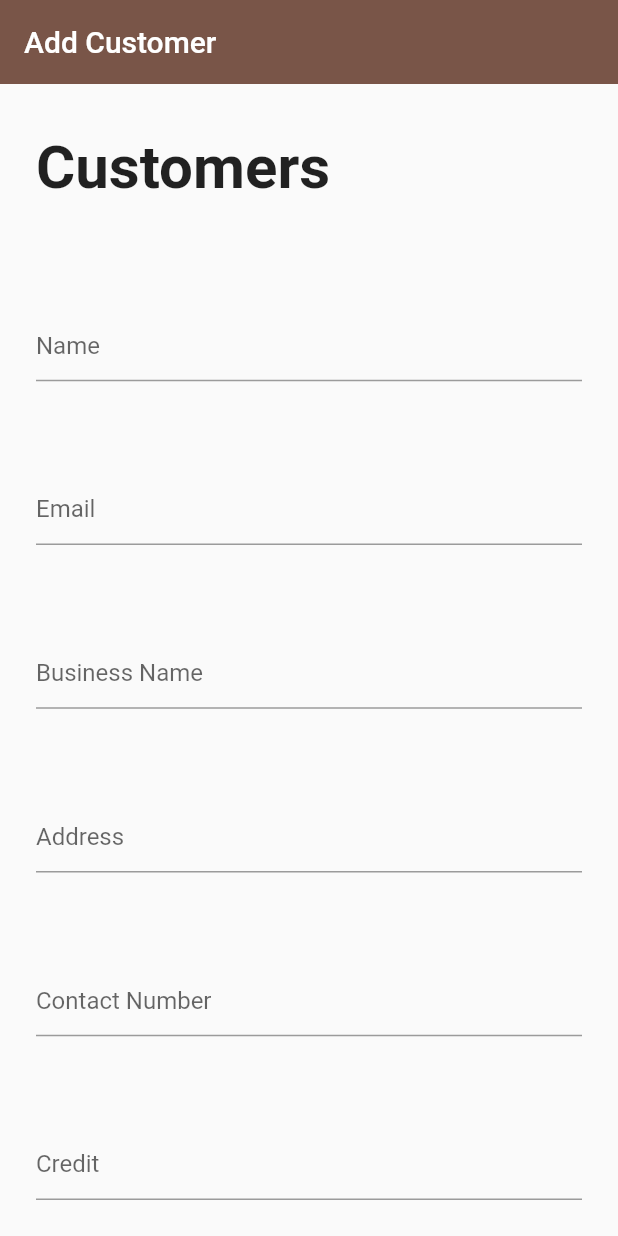
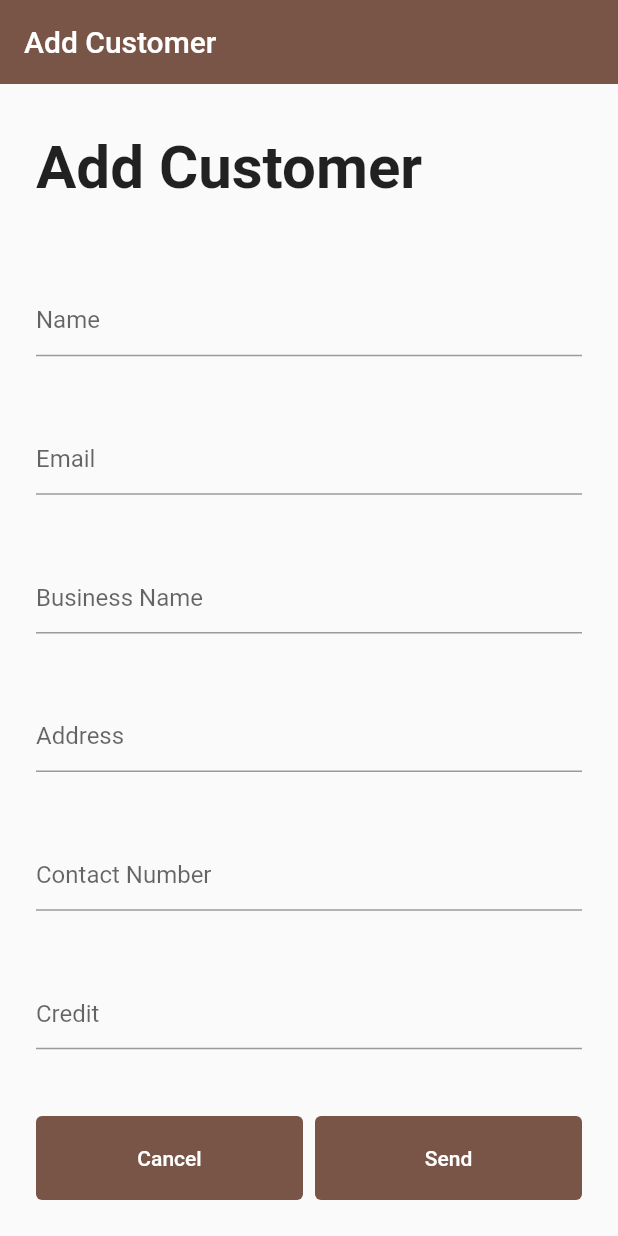
Before and after one commit to DininduChamikara/sp_mobile_app, a Flutter app: the AddCustomer screen opened by its route, on a phone screen of 412 x 824 dp. Run offline on Flutter 3.47's test engine with Material 2 defaults, Android fonts, the phone set to English and light mode, and no system bars; our stand-ins replace dio, font_awesome_flutter, go_router, google_fonts; network calls fail.

Commit message:
Add cusmoner page cancel button fixed

```diff
--- a/lib/screens/main/addCustomer.dart
+++ b/lib/screens/main/addCustomer.dart
@@ -1,6 +1,7 @@
 // ignore_for_file: unnecessary_const
 
 import 'package:flutter/material.dart';
+import 'package:go_router/go_router.dart';
 import 'package:sp_mobile_app/components/title.dart';
 
 class AddCustomer extends StatelessWidget {
@@ -10,15 +11,15 @@ class AddCustomer extends StatelessWidget {
   Widget build(BuildContext context) {
     return Scaffold(
       appBar: AppBar(elevation: 0, title: const Text("Add Customer")),
-      body: Padding(
+      body: Container(
         padding: const EdgeInsets.all(24),
         child: Column(
           crossAxisAlignment: CrossAxisAlignment.start,
-          children: const [
-            MainTitle(title: "Customers"),
-            Align(
+          children: [
+            const MainTitle(title: "Add Customer"),
+            const Align(
               child: Padding(
-                padding: const EdgeInsets.all(1),
+                padding: EdgeInsets.all(1),
               ),
             ),
             const Spacer(),
@@ -63,6 +64,37 @@ class AddCustomer extends StatelessWidget {
                 decoration: InputDecoration(hintText: "Credit"),
               ),
             ),
+            const Spacer(),
+            Row(
+              children: [
+                Expanded(
+                    child: Container(
+                  padding: const EdgeInsets.only(right: 4.0),
+                  child: ElevatedButton(
+                    child: const Text("Cancel"),
+                    style: ElevatedButton.styleFrom(
+                      padding: const EdgeInsets.symmetric(vertical: 20),
+                      elevation: 0,
+                    ),
+                    onPressed: () {
+                      return context.go('/');
+                    },
+                  ),
+                )),
+                Expanded(
+                    child: Container(
+                  padding: const EdgeInsets.only(left: 4.0),
+                  child: ElevatedButton(
+                    child: const Text("Send"),
+                    style: ElevatedButton.styleFrom(
+                      padding: const EdgeInsets.symmetric(vertical: 20),
+                      elevation: 0,
+                    ),
+                    onPressed: () {},
+                  ),
+                ))
+              ],
+            )
           ],
         ),
       ),
```
